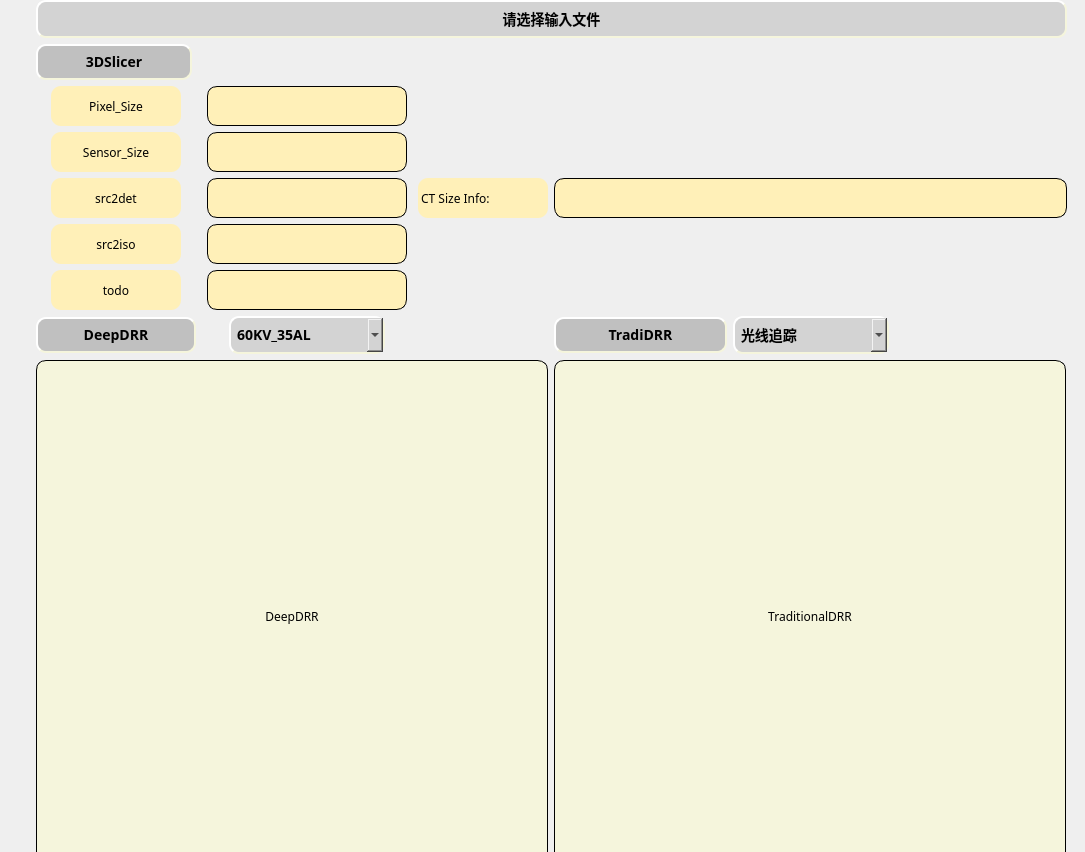
Qt form DRRGUI.ui (LexTran/DRRGUI) before a commit.
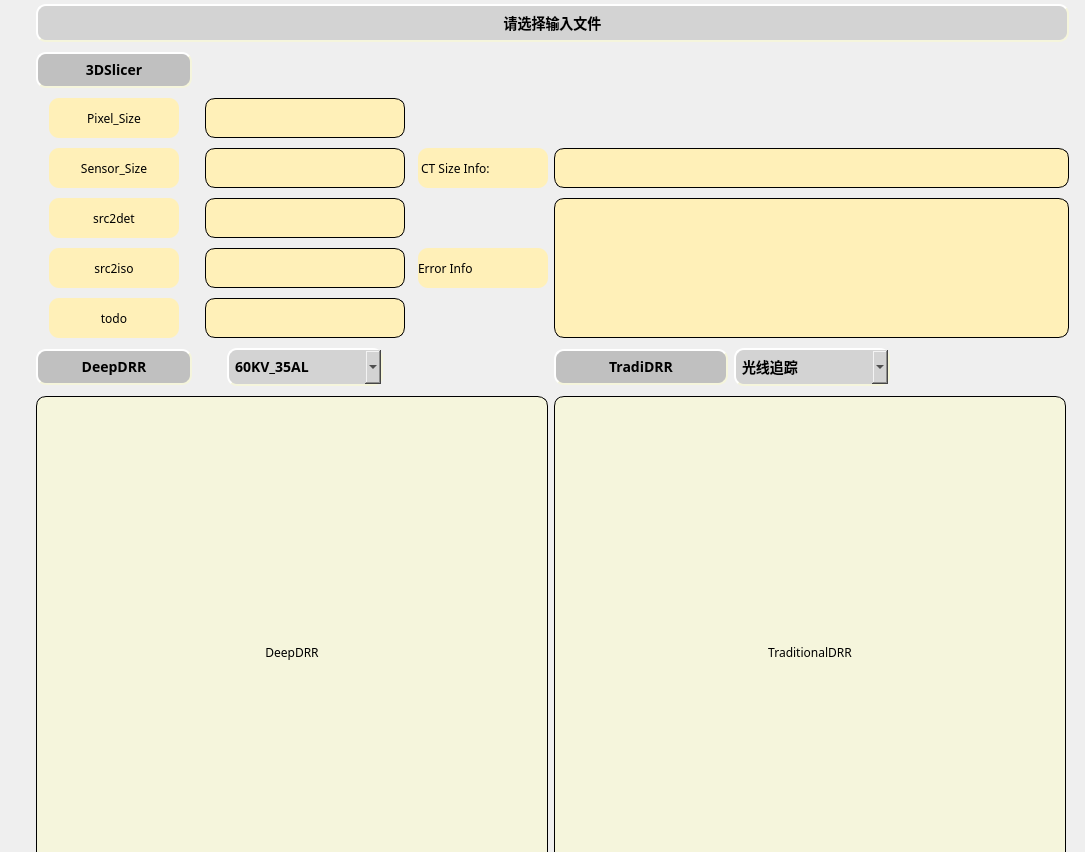
The same form after that commit.

Commit message: ui generated using QtDesigner

```diff
--- a/DRRGUI.ui
+++ b/DRRGUI.ui
@@ -18,8 +18,8 @@
     <rect>
      <x>36</x>
      <y>0</y>
-     <width>1031</width>
-     <height>868</height>
+     <width>1033</width>
+     <height>915</height>
     </rect>
    </property>
    <property name="font">
@@ -626,66 +626,6 @@
       </property>
      </widget>
     </item>
-    <item row="4" column="2" alignment="Qt::AlignHCenter|Qt::AlignVCenter">
-     <widget class="QLabel" name="CTInfoLabel">
-      <property name="minimumSize">
-       <size>
-        <width>130</width>
-        <height>40</height>
-       </size>
-      </property>
-      <property name="maximumSize">
-       <size>
-        <width>130</width>
-        <height>40</height>
-       </size>
-      </property>
-      <property name="font">
-       <font>
-        <family>Arial Rounded MT Bold</family>
-       </font>
-      </property>
-      <property name="styleSheet">
-       <string notr="true">QLabel{
-	background-color: rgb(255, 240, 184);
-	border-style: outset;
-    border-radius: 10px;
-}</string>
-      </property>
-      <property name="text">
-       <string> CT Size Info:</string>
-      </property>
-     </widget>
-    </item>
-    <item row="4" column="3" colspan="3">
-     <widget class="QTextBrowser" name="CTInfo">
-      <property name="minimumSize">
-       <size>
-        <width>0</width>
-        <height>40</height>
-       </size>
-      </property>
-      <property name="maximumSize">
-       <size>
-        <width>16777215</width>
-        <height>40</height>
-       </size>
-      </property>
-      <property name="font">
-       <font>
-        <family>Arial Rounded MT Bold</family>
-       </font>
-      </property>
-      <property name="styleSheet">
-       <string notr="true">QTextEdit{
-	background-color: rgb(255, 240, 184);
-	border-style: outset;
-    border-width: 1px;
-    border-radius: 10px;
-}</string>
-      </property>
-     </widget>
-    </item>
     <item row="7" column="0">
      <widget class="QPushButton" name="DRRShow">
       <property name="sizePolicy">
@@ -696,7 +636,7 @@
       </property>
       <property name="minimumSize">
        <size>
-        <width>160</width>
+        <width>156</width>
         <height>0</height>
        </size>
       </property>
@@ -784,6 +724,126 @@
       </property>
      </widget>
     </item>
+    <item row="3" column="2">
+     <widget class="QLabel" name="CTInfoLabel">
+      <property name="minimumSize">
+       <size>
+        <width>130</width>
+        <height>40</height>
+       </size>
+      </property>
+      <property name="maximumSize">
+       <size>
+        <width>130</width>
+        <height>40</height>
+       </size>
+      </property>
+      <property name="font">
+       <font>
+        <family>Arial Rounded MT Bold</family>
+       </font>
+      </property>
+      <property name="styleSheet">
+       <string notr="true">QLabel{
+	background-color: rgb(255, 240, 184);
+	border-style: outset;
+    border-radius: 10px;
+}</string>
+      </property>
+      <property name="text">
+       <string> CT Size Info:</string>
+      </property>
+     </widget>
+    </item>
+    <item row="3" column="3" colspan="3">
+     <widget class="QTextBrowser" name="CTInfo">
+      <property name="minimumSize">
+       <size>
+        <width>0</width>
+        <height>40</height>
+       </size>
+      </property>
+      <property name="maximumSize">
+       <size>
+        <width>16777215</width>
+        <height>40</height>
+       </size>
+      </property>
+      <property name="font">
+       <font>
+        <family>Arial Rounded MT Bold</family>
+       </font>
+      </property>
+      <property name="styleSheet">
+       <string notr="true">QTextEdit{
+	background-color: rgb(255, 240, 184);
+	border-style: outset;
+    border-width: 1px;
+    border-radius: 10px;
+}</string>
+      </property>
+     </widget>
+    </item>
+    <item row="5" column="2">
+     <widget class="QLabel" name="ErrInfoLabel">
+      <property name="minimumSize">
+       <size>
+        <width>130</width>
+        <height>40</height>
+       </size>
+      </property>
+      <property name="maximumSize">
+       <size>
+        <width>130</width>
+        <height>40</height>
+       </size>
+      </property>
+      <property name="font">
+       <font>
+        <family>Arial Rounded MT Bold</family>
+       </font>
+      </property>
+      <property name="styleSheet">
+       <string notr="true">QLabel{
+	background-color: rgb(255, 240, 184);
+	border-style: outset;
+    border-radius: 10px;
+}</string>
+      </property>
+      <property name="text">
+       <string>Error Info</string>
+      </property>
+     </widget>
+    </item>
+    <item row="4" column="3" rowspan="3" colspan="3">
+     <widget class="QTextBrowser" name="ErrInfo">
+      <property name="minimumSize">
+       <size>
+        <width>0</width>
+        <height>0</height>
+       </size>
+      </property>
+      <property name="maximumSize">
+       <size>
+        <width>16777215</width>
+        <height>16777215</height>
+       </size>
+      </property>
+      <property name="font">
+       <font>
+        <family>Arial Rounded MT Bold</family>
+       </font>
+      </property>
+      <property name="styleSheet">
+       <string notr="true">QTextEdit{
+	background-color: rgb(255, 240, 184);
+	border-style: outset;
+    border-width: 1px;
+    border-radius: 10px;
+}</string>
+      </property>
+     </widget>
+    </item>
    </layout>
   </widget>
  </widget>
```
The commit also changes 1 other file.
